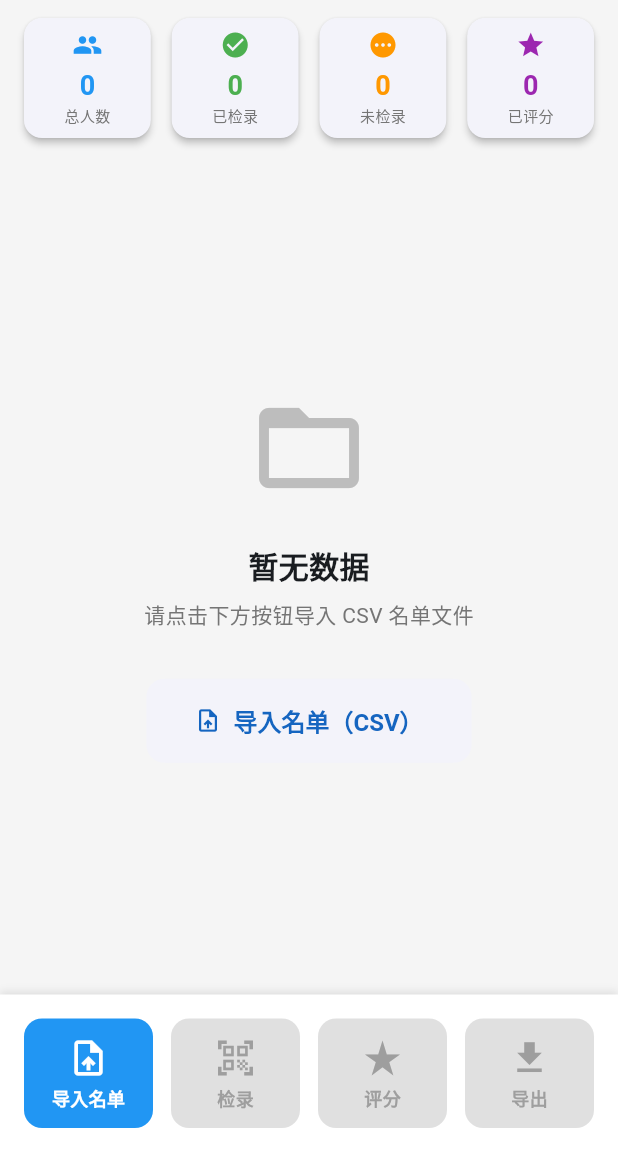
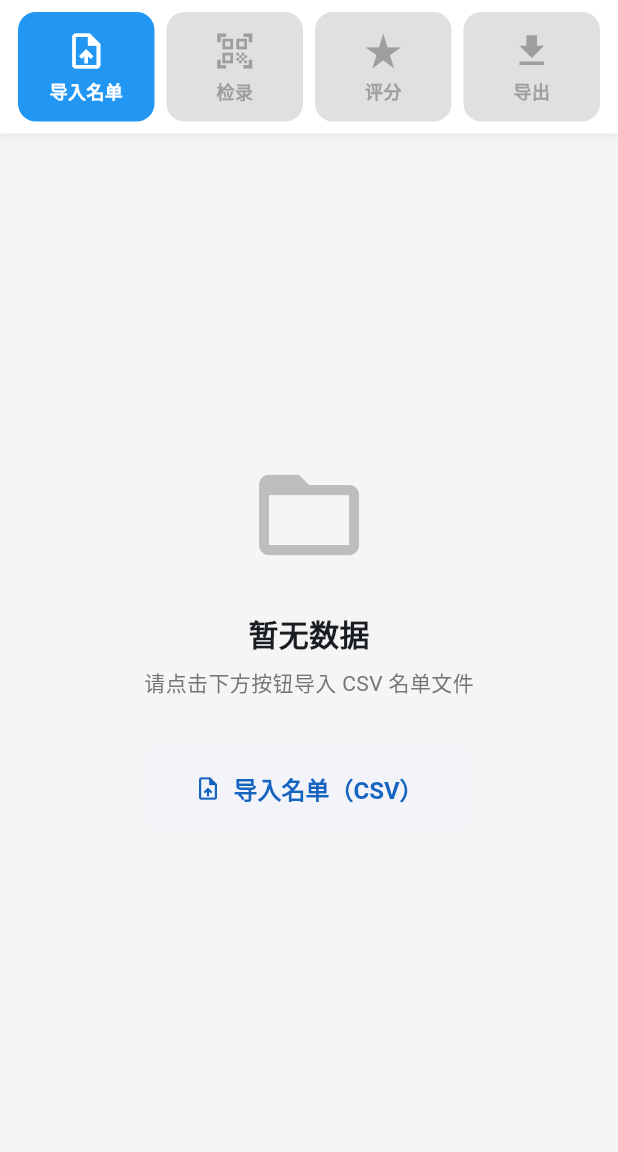
Before and after one commit to weiiiiiu/scan_score, a Flutter app: the screen it shows after launch, on a phone screen of 412 x 824 dp, the part 84-1236 px from its top. Run offline on Flutter 3.47's test engine with Material 3 defaults, Android fonts, the phone set to English and light mode, and no system bars; our stand-ins replace camera, csv, device_info_plus, file_picker, permission_handler, shared_preferences; missing offline and left inert: flutter_file_dialog, google_mlkit_barcode_scanning.

Commit message:
feat: 重构仪表板，优化功能按钮和统计信息展示

```diff
--- a/lib/screens/dashboard/dashboard_screen.dart
+++ b/lib/screens/dashboard/dashboard_screen.dart
@@ -50,8 +50,8 @@ class _DashboardScreenState extends State<DashboardScreen> {
           builder: (context, provider, child) {
             return Column(
               children: [
-                // 统计卡片区域
-                _buildStatsSection(provider),
+                // 顶部功能按钮
+                _buildTopButtons(provider),
 
                 // 搜索栏
                 if (provider.hasData) _buildSearchBar(),
@@ -62,9 +62,6 @@ class _DashboardScreenState extends State<DashboardScreen> {
                       ? ParticipantDataTable(searchQuery: _searchQuery)
                       : _buildEmptyState(provider),
                 ),
-
-                // 底部功能按钮
-                _buildBottomButtons(provider),
               ],
             );
           },
@@ -73,45 +70,59 @@ class _DashboardScreenState extends State<DashboardScreen> {
     );
   }
 
-  /// 构建统计卡片区域
-  Widget _buildStatsSection(ParticipantProvider provider) {
+  /// 构建顶部功能按钮
+  Widget _buildTopButtons(ParticipantProvider provider) {
     return Container(
       padding: const EdgeInsets.symmetric(horizontal: 12, vertical: 8),
+      decoration: BoxDecoration(
+        color: Colors.white,
+        boxShadow: [
+          BoxShadow(
+            color: Colors.black.withValues(alpha: 0.05),
+            blurRadius: 4,
+            offset: const Offset(0, 2),
+          ),
+        ],
+      ),
       child: Row(
         children: [
+          // 导入按钮
           Expanded(
-            child: _StatCard(
-              title: '总人数',
-              value: provider.totalCount.toString(),
-              icon: Icons.people,
+            child: _ActionButton(
+              icon: Icons.upload_file,
+              label: '导入名单',
               color: Colors.blue,
+              onPressed: () => _importCsv(provider),
             ),
           ),
-          const SizedBox(width: 6),
+          const SizedBox(width: 8),
+          // 检录按钮
           Expanded(
-            child: _StatCard(
-              title: '已检录',
-              value: provider.checkedInCount.toString(),
-              icon: Icons.check_circle,
+            child: _ActionButton(
+              icon: Icons.qr_code_scanner,
+              label: '检录',
               color: Colors.green,
+              onPressed: provider.hasData ? () => _navigateToCheckin() : null,
             ),
           ),
-          const SizedBox(width: 6),
+          const SizedBox(width: 8),
+          // 评分按钮
           Expanded(
-            child: _StatCard(
-              title: '未检录',
-              value: provider.uncheckedCount.toString(),
-              icon: Icons.pending,
+            child: _ActionButton(
+              icon: Icons.star_rate,
+              label: '评分',
               color: Colors.orange,
+              onPressed: provider.hasData ? () => _navigateToScoring() : null,
             ),
           ),
-          const SizedBox(width: 6),
+          const SizedBox(width: 8),
+          // 导出按钮
           Expanded(
-            child: _StatCard(
-              title: '已评分',
-              value: provider.scoredCount.toString(),
-              icon: Icons.star,
-              color: Colors.purple,
+            child: _ActionButton(
+              icon: Icons.download,
+              label: '导出',
+              color: Colors.teal,
+              onPressed: provider.hasData ? () => _navigateToExport() : null,
             ),
           ),
         ],
@@ -225,68 +236,6 @@ class _DashboardScreenState extends State<DashboardScreen> {
     );
   }
 
-  /// 构建底部功能按钮
-  Widget _buildBottomButtons(ParticipantProvider provider) {
-    return Container(
-      padding: const EdgeInsets.all(16),
-      decoration: BoxDecoration(
-        color: Colors.white,
-        boxShadow: [
-          BoxShadow(
-            color: Colors.black.withValues(alpha: 0.1),
-            blurRadius: 4,
-            offset: const Offset(0, -2),
-          ),
-        ],
-      ),
-      child: SafeArea(
-        child: Row(
-          children: [
-            // 导入按钮
-            Expanded(
-              child: _ActionButton(
-                icon: Icons.upload_file,
-                label: '导入名单',
-                color: Colors.blue,
-                onPressed: () => _importCsv(provider),
-              ),
-            ),
-            const SizedBox(width: 12),
-            // 检录按钮
-            Expanded(
-              child: _ActionButton(
-                icon: Icons.qr_code_scanner,
-                label: '检录',
-                color: Colors.green,
-                onPressed: provider.hasData ? () => _navigateToCheckin() : null,
-              ),
-            ),
-            const SizedBox(width: 12),
-            // 评分按钮
-            Expanded(
-              child: _ActionButton(
-                icon: Icons.star_rate,
-                label: '评分',
-                color: Colors.orange,
-                onPressed: provider.hasData ? () => _navigateToScoring() : null,
-              ),
-            ),
-            const SizedBox(width: 12),
-            // 导出按钮
-            Expanded(
-              child: _ActionButton(
-                icon: Icons.download,
-                label: '导出',
-                color: Colors.teal,
-                onPressed: provider.hasData ? () => _navigateToExport() : null,
-              ),
-            ),
-          ],
-        ),
-      ),
-    );
-  }
-
   /// 导入 CSV 文件（需要密码验证）
   Future<void> _importCsv(ParticipantProvider provider) async {
     // 导入前需要密码验证
@@ -349,57 +298,6 @@ class _DashboardScreenState extends State<DashboardScreen> {
   }
 }
 
-/// 统计卡片组件
-class _StatCard extends StatelessWidget {
-  final String title;
-  final String value;
-  final IconData icon;
-  final Color color;
-
-  const _StatCard({
-    required this.title,
-    required this.value,
-    required this.icon,
-    required this.color,
-  });
-
-  @override
-  Widget build(BuildContext context) {
-    return Card(
-      elevation: 2,
-      shape: RoundedRectangleBorder(borderRadius: BorderRadius.circular(12)),
-      child: Padding(
-        padding: const EdgeInsets.symmetric(horizontal: 8, vertical: 8),
-        child: Column(
-          mainAxisSize: MainAxisSize.min,
-          children: [
-            Icon(icon, size: 20, color: color),
-            const SizedBox(height: 4),
-            FittedBox(
-              fit: BoxFit.scaleDown,
-              child: Text(
-                value,
-                style: TextStyle(
-                  fontSize: 18,
-                  fontWeight: FontWeight.bold,
-                  color: color,
-                ),
-              ),
-            ),
-            FittedBox(
-              fit: BoxFit.scaleDown,
-              child: Text(
-                title,
-                style: TextStyle(fontSize: 10, color: Colors.grey[600]),
-              ),
-            ),
-          ],
-        ),
-      ),
-    );
-  }
-}
-
 /// 功能按钮组件
 class _ActionButton extends StatelessWidget {
   final IconData icon;
```
Also changed, not shown: lib/screens/dashboard/widgets/participant_data_table.dart (+113 -26 lines).
